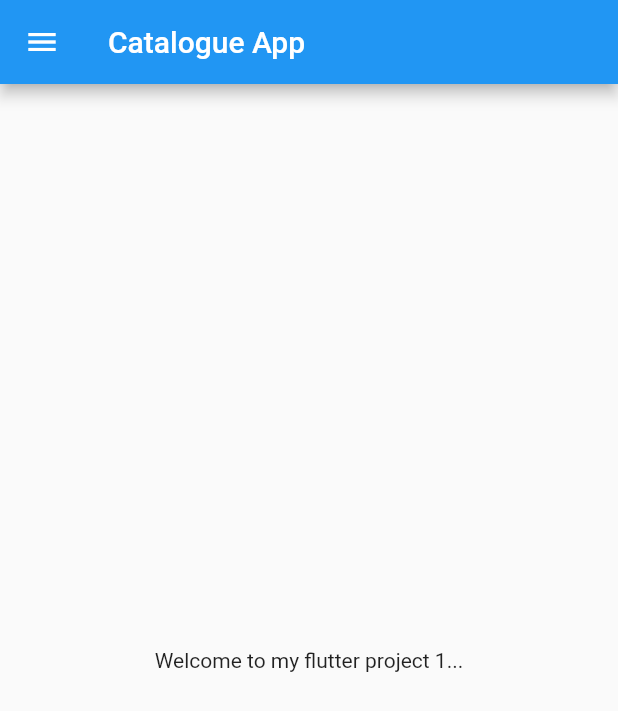
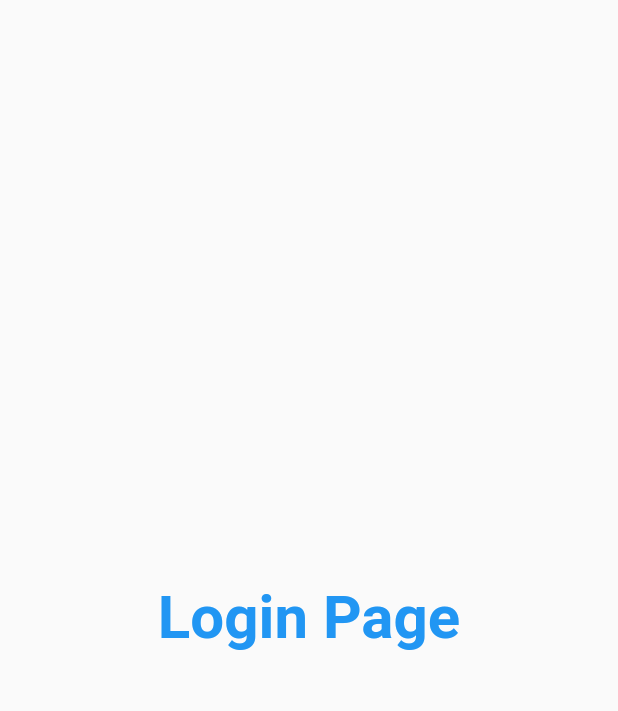
Before and after one commit to pearlarora/Catalogue-App, a Flutter app: the screen it shows after launch, on a phone screen of 412 x 824 dp. Shown: the top 711 px of the screen. Run offline on Flutter 3.47's test engine with Material 2 defaults, Android fonts, the phone set to English and light mode, and no system bars.

Commit message:
theme and routes

```diff
--- a/lib/main.dart
+++ b/lib/main.dart
@@ -1,4 +1,5 @@
-import 'package:catalogue_app/home_page.dart';
+import 'package:catalogue_app/pages/home_page.dart';
+import 'package:catalogue_app/pages/login_page.dart';
 import 'package:flutter/material.dart';
 
 void main() {
@@ -8,6 +9,29 @@ void main() {
 class CatalogueApp extends StatelessWidget {
   @override
   Widget build(BuildContext context) {
-    return MaterialApp(home: HomePage());
+    return MaterialApp(
+      // home: HomePage(),
+
+      // For App Theme: Light(default), Dark
+      themeMode: ThemeMode.light,
+      theme: ThemeData(
+          // For light theme
+          brightness: Brightness.light, //optional line
+          primarySwatch:
+              Colors.red // To tell the color pallete use primarySwatch
+          ),
+      darkTheme: ThemeData(
+          // For dark theme
+          brightness:
+              Brightness.dark // It overwrites all color palletes in dark theme
+          ),
+
+      initialRoute: "/",  // default
+      routes: {
+        "/": (context) => LoginPage(),
+        "/home": (context) => HomePage(),
+        "/login": (context) => LoginPage()
+      },
+    );
   }
 }
--- /dev/null
+++ b/lib/pages/login_page.dart
@@ -0,0 +1,19 @@
+import 'package:flutter/material.dart';
+
+class LoginPage extends StatelessWidget {
+  @override
+  Widget build(BuildContext context) {
+    return Material(
+      child: Center(
+        child: Text(
+          "Login Page",
+          style: TextStyle(
+            color: Colors.blue,
+            fontSize: 40,
+            fontWeight: FontWeight.bold
+          ),
+        ),
+      )
+    );
+  }
+}
```
Also changed, not shown: lib/pages/home_page.dart (renamed from lib/home_page.dart).
